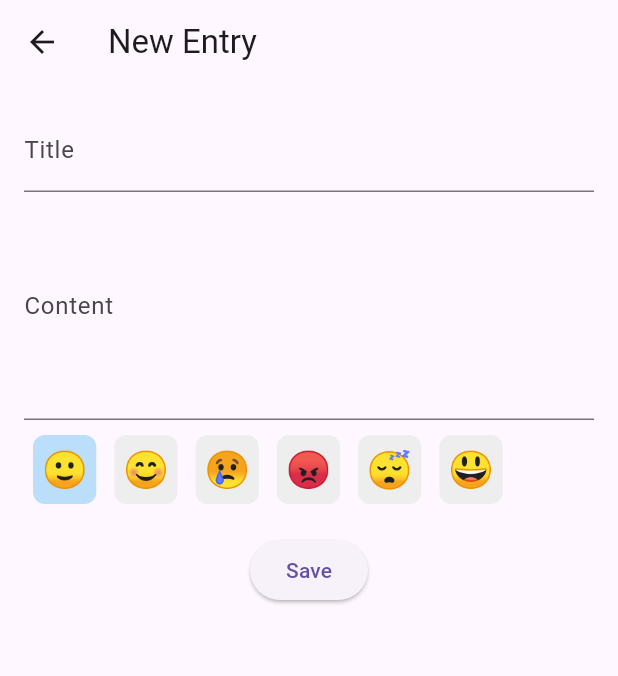
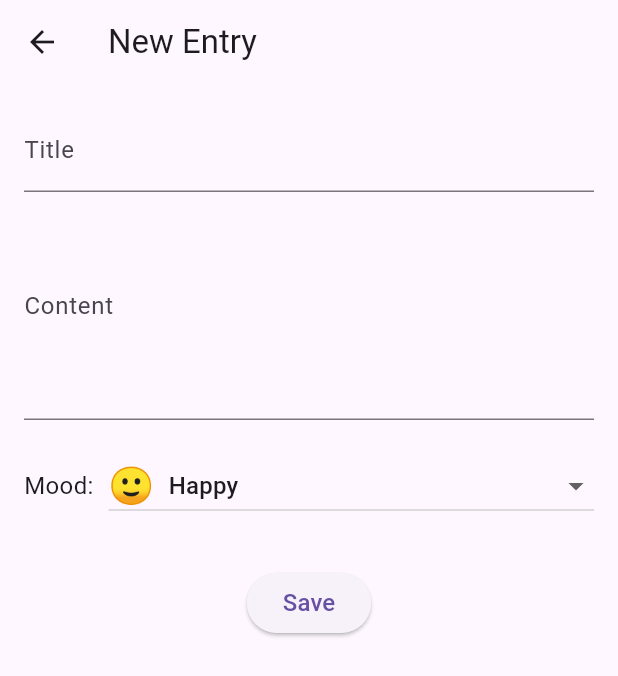
Before and after one commit to Rafiqirobi/MyDiary, a Flutter app: the screen it shows after launch, after a tap on "Login", after a tap on the "add" icon, on a phone screen of 412 x 824 dp. Shown: the top 676 px of the screen. Run offline on Flutter 3.47's test engine with Material 3 defaults, Android fonts, the phone set to English and light mode, and no system bars; our stand-ins replace firebase_auth, firebase_core, shared_preferences, sqflite; accounts and stored records are empty.

Commit message:
update app structure to use MainPage and improve theme management; enhance mood selection in diary entries

```diff
--- a/lib/main.dart
+++ b/lib/main.dart
@@ -1,45 +1,53 @@
 import 'package:flutter/material.dart';
 import 'package:firebase_core/firebase_core.dart';
 import 'package:mydiary/pages/login_page.dart';
-import 'package:mydiary/pages/home_page.dart';
+import 'package:mydiary/pages/main_page.dart';
 import 'package:mydiary/services/notification_service.dart';
 import 'package:shared_preferences/shared_preferences.dart';
+import 'package:firebase_auth/firebase_auth.dart';
 
 void main() async {
   WidgetsFlutterBinding.ensureInitialized();
   await Firebase.initializeApp();
-  await NotificationService().init(); // Firebase Cloud Messaging init
+  await NotificationService().init();
   runApp(MyApp());
 }
 
-class MyApp extends StatefulWidget {
-  @override
-  State<MyApp> createState() => _MyAppState();
-}
+class MyApp extends StatelessWidget {
+  final ValueNotifier<bool> isDarkModeNotifier = ValueNotifier(false);
 
-class _MyAppState extends State<MyApp> {
-  bool isDarkMode = false;
-
-  @override
-  void initState() {
-    super.initState();
+  MyApp({super.key}) {
     _loadTheme();
   }
 
   void _loadTheme() async {
     final prefs = await SharedPreferences.getInstance();
-    setState(() {
-      isDarkMode = prefs.getBool('darkMode') ?? false;
-    });
+    isDarkModeNotifier.value = prefs.getBool('darkMode') ?? false;
+  }
+
+  void _toggleTheme(bool isDark) async {
+    final prefs = await SharedPreferences.getInstance();
+    await prefs.setBool('darkMode', isDark);
+    isDarkModeNotifier.value = isDark;
   }
 
   @override
   Widget build(BuildContext context) {
-    return MaterialApp(
-      title: 'My Diary',
-      theme: isDarkMode ? ThemeData.dark() : ThemeData.light(),
-      home: LoginPage(),
-      debugShowCheckedModeBanner: false,
+    return ValueListenableBuilder(
+      valueListenable: isDarkModeNotifier,
+      builder: (context, isDark, _) {
+        return MaterialApp(
+          title: 'My Diary',
+          theme: isDark ? ThemeData.dark() : ThemeData.light(),
+          debugShowCheckedModeBanner: false,
+          home: FirebaseAuth.instance.currentUser == null
+              ? LoginPage()
+              : MainPage(
+                  isDarkMode: isDark,
+                  onThemeChanged: _toggleTheme,
+                ),
+        );
+      },
     );
   }
 }
--- a/lib/pages/add_entry_page.dart
+++ b/lib/pages/add_entry_page.dart
@@ -15,8 +15,19 @@ class _AddEntryPageState extends State<AddEntryPage> {
   final titleController = TextEditingController();
   final contentController = TextEditingController();
   String selectedMood = '🙂';
-  List<String> moods = ['🙂', '😊', '😢', '😡', '😴', '😃'];
-  String formattedDate = DateFormat('yyyy-MM-dd HH:mm:ss').format(DateTime.now());
+
+  final List<Map<String, String>> moodOptions = [
+    {'emoji': '🙂', 'label': 'Happy'},
+    {'emoji': '😊', 'label': 'Joyful'},
+    {'emoji': '😢', 'label': 'Sad'},
+    {'emoji': '😡', 'label': 'Angry'},
+    {'emoji': '😴', 'label': 'Sleepy'},
+    {'emoji': '😃', 'label': 'Excited'},
+    {'emoji': '😍', 'label': 'In Love'},
+    {'emoji': '🤔', 'label': 'Thinking'},
+    {'emoji': '😭', 'label': 'Crying'},
+  ];
+
   final dbService = DBService();
 
   @override
@@ -32,74 +43,82 @@ class _AddEntryPageState extends State<AddEntryPage> {
   void saveEntry() async {
     final now = DateTime.now();
 
-    if (widget.entry != null) {
-      final updatedEntry = DiaryEntry(
-        id: widget.entry!.id,
+    final DiaryEntry entry = DiaryEntry(
+      id: widget.entry?.id,
       title: titleController.text,
       content: contentController.text,
       date: now,
       mood: selectedMood,
     );
-      await dbService.updateEntry(updatedEntry);
+
+    if (widget.entry != null) {
+      await dbService.updateEntry(entry);
     } else {
-      final newEntry = DiaryEntry(
-        title: titleController.text,
-        content: contentController.text,
-        date: now,
-        mood: selectedMood,
-      );
-      await dbService.insertEntry(newEntry);
+      await dbService.insertEntry(entry);
     }
 
     Navigator.pop(context);
   }
 
-
-
   @override
   Widget build(BuildContext context) {
+    final selectedMoodMap =
+        moodOptions.firstWhere((m) => m['emoji'] == selectedMood);
+
     return Scaffold(
-      appBar: AppBar(title: Text(widget.entry != null ? "Edit Entry" : "New Entry")),
+      appBar: AppBar(
+        title: Text(widget.entry != null ? "Edit Entry" : "New Entry"),
+      ),
       body: Padding(
         padding: const EdgeInsets.all(16.0),
         child: Column(
           children: [
             TextField(
               controller: titleController,
-              decoration: InputDecoration(
-                labelText: "Title"
-                )
+              decoration: InputDecoration(labelText: "Title"),
             ),
             TextField(
               controller: contentController,
               maxLines: 5,
-              decoration: InputDecoration(
-                labelText: "Content"
-                )
+              decoration: InputDecoration(labelText: "Content"),
             ),
-
-              SizedBox(height: 10), // 🌟 add spacing before mood row
-
+            SizedBox(height: 20),
             Row(
-                children: moods.map((mood) {
-                  return GestureDetector(
-                    onTap: () {
-                      setState(() => selectedMood = mood);
-                    },
-                    child: Container(
-                      margin: EdgeInsets.symmetric(horizontal: 6),
-                      padding: EdgeInsets.all(6),
-                      decoration: BoxDecoration(
-                        color: selectedMood == mood ? Colors.blue[100] : Colors.grey[200],
-                        borderRadius: BorderRadius.circular(8),
-                      ),
-                      child: Text(mood, style: TextStyle(fontSize: 24)),
+              children: [
+                Text("Mood:", style: TextStyle(fontSize: 16)),
+                SizedBox(width: 10),
+                Expanded(
+                  child: DropdownButton<Map<String, String>>(
+                    isExpanded: true,
+                    value: selectedMoodMap,
+                    items: moodOptions.map((mood) {
+                      return DropdownMenuItem<Map<String, String>>(
+                        value: mood,
+                        child: Row(
+                          children: [
+                            Text(mood['emoji']!, style: TextStyle(fontSize: 24)),
+                            SizedBox(width: 10),
+                            Text(mood['label']!, style: TextStyle(fontSize: 16)),
+                          ],
                         ),
                       );
                     }).toList(),
+                    onChanged: (value) {
+                      if (value != null) {
+                        setState(() {
+                          selectedMood = value['emoji']!;
+                        });
+                      }
+                    },
                   ),
-            SizedBox(height: 20),
-            ElevatedButton(onPressed: saveEntry, child: Text("Save"))
+                ),
+              ],
+            ),
+            SizedBox(height: 30),
+            ElevatedButton(
+              onPressed: saveEntry,
+              child: Text("Save", style: TextStyle(fontSize: 16)),
+            ),
           ],
         ),
       ),
--- a/lib/pages/home_page.dart
+++ b/lib/pages/home_page.dart
@@ -19,8 +19,20 @@ class _HomePageState extends State<HomePage> {
 
   String selectedMood = 'All';
   String sortOption = 'Latest';
-  List<String> moods = ['All', '🙂', '😊', '😢', '😡', '😴', '😃'];
+  final List<Map<String, String>> moodOptions = [
+    {'emoji': '😄', 'label': 'Happy'},
+    {'emoji': '😐', 'label': 'Neutral'},
+    {'emoji': '😢', 'label': 'Sad'},
+    {'emoji': '😡', 'label': 'Angry'},
+    {'emoji': '😴', 'label': 'Sleepy'},
+    {'emoji': '🤯', 'label': 'Stressed'},
+    {'emoji': '😍', 'label': 'In Love'},
+    {'emoji': '🤔', 'label': 'Thinking'},
+    {'emoji': '😭', 'label': 'Crying'},
+  ];
   List<String> sortOptions = ['Latest', 'Oldest'];
+
+  List<String> get moods => ['All', ...moodOptions.map((m) => m['emoji']!)];
 
   @override
   void initState() {
@@ -51,7 +63,7 @@ class _HomePageState extends State<HomePage> {
     }).toList();
 
     switch (sortOption) {
-      case 'Latest':
+      case 'Oldest':
         results.sort((a, b) => a.date.compareTo(b.date));
         break;
       default:
@@ -66,7 +78,7 @@ class _HomePageState extends State<HomePage> {
   Map<String, List<DiaryEntry>> groupEntriesByDate(List<DiaryEntry> entries) {
     Map<String, List<DiaryEntry>> grouped = {};
     for (var entry in entries) {
-      String dateOnly = DateFormat('yyyy-MM-dd').format(entry.date); // for grouping
+      String dateOnly = DateFormat('d MMMM yyyy').format(entry.date);
       if (!grouped.containsKey(dateOnly)) {
         grouped[dateOnly] = [];
       }
@@ -74,7 +86,6 @@ class _HomePageState extends State<HomePage> {
     }
     return grouped;
   }
-
 
   void undoDelete(DiaryEntry entry) async {
     await dbService.insertEntry(entry);
@@ -111,7 +122,21 @@ class _HomePageState extends State<HomePage> {
               children: [
                 DropdownButton<String>(
                   value: selectedMood,
-                  items: moods.map((mood) => DropdownMenuItem(value: mood, child: Text(mood))).toList(),
+                  items: moods.map((mood) {
+                    String label = mood == 'All'
+                        ? 'All'
+                        : moodOptions.firstWhere((m) => m['emoji'] == mood)['label']!;
+                    return DropdownMenuItem(
+                      value: mood,
+                      child: Row(
+                        children: [
+                          Text(mood),
+                          SizedBox(width: 8),
+                          Text(label),
+                        ],
+                      ),
+                    );
+                  }).toList(),
                   onChanged: (value) {
                     setState(() => selectedMood = value!);
                     applyFilters();
@@ -163,7 +188,7 @@ class _HomePageState extends State<HomePage> {
                           Padding(
                             padding: EdgeInsets.fromLTRB(16, 16, 16, 4),
                             child: Text(
-                              '🗓️ ${DateFormat('d MMMM yyyy').format(DateTime.parse(date))}',
+                              '🗓️ $date',
                               style: TextStyle(fontSize: 16, fontWeight: FontWeight.bold),
                             ),
                           ),
@@ -295,18 +320,6 @@ class _HomePageState extends State<HomePage> {
           loadEntries();
         },
       ),
-      bottomNavigationBar: BottomNavigationBar(
-        currentIndex: 0,
-        items: [
-          BottomNavigationBarItem(icon: Icon(Icons.book), label: "Diary"),
-          BottomNavigationBarItem(icon: Icon(Icons.person), label: "Profile"),
-        ],
-        onTap: (index) {
-          if (index == 1) {
-            Navigator.push(context, MaterialPageRoute(builder: (_) => ProfilePage()));
-          }
-        },
-      ),
     );
   }
 }
```
Also changed, not shown: lib/pages/main_page.dart (added, +45 -0 lines), lib/pages/profile_page.dart (+26 -16 lines), lib/pages/settings_page.dart (+10 -9 lines). Lines whose indentation alone changed are shown as unchanged.
